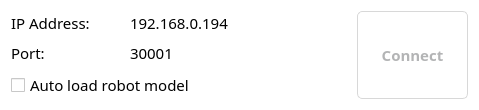
Above: src/ConnectDialog.ui from thinkexist1989/rocos-viz before the change. Below: the same form after it.
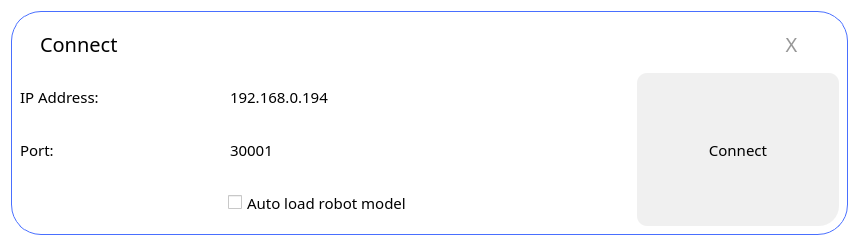
That is the form after the change.

What changed in the file:
```diff
--- a/src/ConnectDialog.ui
+++ b/src/ConnectDialog.ui
@@ -6,8 +6,8 @@
    <rect>
     <x>0</x>
     <y>0</y>
-    <width>479</width>
-    <height>107</height>
+    <width>859</width>
+    <height>246</height>
    </rect>
   </property>
   <property name="font">
@@ -26,15 +26,124 @@
 background-color: rgb(255, 255, 255);</string>
   </property>
   <layout class="QGridLayout" name="gridLayout">
-   <item row="0" column="0">
+   <item row="0" column="1">
+    <widget class="QWidget" name="widget" native="true">
+     <property name="styleSheet">
+      <string notr="true">.QWidget {
+	font: 11pt &quot;Alibaba PuHuiTi 3.0&quot;;
+   background-color: white;
+   border-radius: 30px;
+   border: 1px solid #496FFF;
+}</string>
+     </property>
+     <layout class="QGridLayout" name="gridLayout_2" rowstretch="1,1,1,1" columnstretch="2,4,2">
+      <item row="0" column="0" colspan="3">
+       <layout class="QHBoxLayout" name="horizontalLayout" stretch="3,10,1">
+        <property name="leftMargin">
+         <number>20</number>
+        </property>
+        <property name="rightMargin">
+         <number>20</number>
+        </property>
+        <item>
+         <widget class="QLabel" name="label_3">
+          <property name="font">
+           <font>
+            <family>Alibaba PuHuiTi 3.0</family>
+            <pointsize>15</pointsize>
+            <italic>false</italic>
+            <bold>false</bold>
+           </font>
+          </property>
+          <property name="styleSheet">
+           <string notr="true">QLabel {
+    	font: 15pt &quot;Alibaba PuHuiTi 3.0&quot;;
+}</string>
+          </property>
+          <property name="text">
+           <string>Connect</string>
+          </property>
+         </widget>
+        </item>
+        <item>
+         <spacer name="horizontalSpacer">
+          <property name="orientation">
+           <enum>Qt::Horizontal</enum>
+          </property>
+          <property name="sizeHint" stdset="0">
+           <size>
+            <width>40</width>
+            <height>20</height>
+           </size>
+          </property>
+         </spacer>
+        </item>
+        <item>
+         <widget class="QPushButton" name="exitButton">
+          <property name="sizePolicy">
+           <sizepolicy hsizetype="Preferred" vsizetype="Preferred">
+            <horstretch>0</horstretch>
+            <verstretch>0</verstretch>
+           </sizepolicy>
+          </property>
+          <property name="font">
+           <font>
+            <family>Alibaba PuHuiTi 3.0</family>
+            <pointsize>15</pointsize>
+            <italic>false</italic>
+            <bold>false</bold>
+           </font>
+          </property>
+          <property name="styleSheet">
+           <string notr="true">QPushButton {
+    font: 15pt &quot;Alibaba PuHuiTi 3.0&quot;;
+
+	border: 0px solid #D8D8D8;
+	border-radius: 40px;
+	color: #979797;
+}
+
+QPushButton:hover {
+	background-color: #496FFF;
+	color: white;
+}
+
+QPushButton:pressed, QPushButton:checked {
+	color: red;
+}
+</string>
+          </property>
+          <property name="text">
+           <string>X</string>
+          </property>
+         </widget>
+        </item>
+       </layout>
+      </item>
+      <item row="1" column="0">
     <widget class="QLabel" name="label">
+        <property name="sizePolicy">
+         <sizepolicy hsizetype="Preferred" vsizetype="Preferred">
+          <horstretch>0</horstretch>
+          <verstretch>0</verstretch>
+         </sizepolicy>
+        </property>
      <property name="text">
       <string>IP Address:</string>
      </property>
-    </widget>
-   </item>
-   <item row="0" column="1" colspan="2">
+        <property name="margin">
+         <number>0</number>
+        </property>
+       </widget>
+      </item>
+      <item row="1" column="1">
     <widget class="QLineEdit" name="ipAddressEdit">
+        <property name="sizePolicy">
+         <sizepolicy hsizetype="Preferred" vsizetype="Preferred">
+          <horstretch>0</horstretch>
+          <verstretch>0</verstretch>
+         </sizepolicy>
+        </property>
      <property name="styleSheet">
       <string notr="true">QLineEdit {
 	border-radius: 5px;
@@ -45,15 +154,61 @@
      </property>
     </widget>
    </item>
-   <item row="1" column="0">
+      <item row="1" column="2" rowspan="3">
+       <widget class="QPushButton" name="connectButton">
+        <property name="sizePolicy">
+         <sizepolicy hsizetype="Preferred" vsizetype="Preferred">
+          <horstretch>0</horstretch>
+          <verstretch>0</verstretch>
+         </sizepolicy>
+        </property>
+        <property name="styleSheet">
+         <string notr="true">QPushButton {
+    border-top-right-radius: 10px;
+    border-top-left-radius: 10px;
+    border-bottom-left-radius: 10px;
+    border-bottom-right-radius: 20px;
+
+	background-color: #F0F0F0;
+	border: 0px solid #D8D8D8;
+	color: #000000;
+}
+
+QPushButton:hover {
+	background-color: #496FFF;
+	color: white;
+}
+
+QPushButton:pressed, QPushButton:checked {
+	color: red;
+}</string>
+        </property>
+        <property name="text">
+         <string>Connect</string>
+        </property>
+       </widget>
+      </item>
+      <item row="2" column="0">
     <widget class="QLabel" name="label_2">
+        <property name="sizePolicy">
+         <sizepolicy hsizetype="Preferred" vsizetype="Preferred">
+          <horstretch>0</horstretch>
+          <verstretch>0</verstretch>
+         </sizepolicy>
+        </property>
      <property name="text">
       <string>Port:</string>
      </property>
     </widget>
    </item>
-   <item row="1" column="1" colspan="2">
+      <item row="2" column="1">
     <widget class="QLineEdit" name="portEdit">
+        <property name="sizePolicy">
+         <sizepolicy hsizetype="Preferred" vsizetype="Preferred">
+          <horstretch>0</horstretch>
+          <verstretch>0</verstretch>
+         </sizepolicy>
+        </property>
      <property name="styleSheet">
       <string notr="true">QLineEdit {
 	border-radius: 5px;
@@ -64,44 +219,33 @@
      </property>
     </widget>
    </item>
-   <item row="0" column="3" rowspan="3">
-    <widget class="QPushButton" name="connectButton">
-     <property name="sizePolicy">
-      <sizepolicy hsizetype="Minimum" vsizetype="Preferred">
-       <horstretch>0</horstretch>
-       <verstretch>0</verstretch>
-      </sizepolicy>
-     </property>
-     <property name="styleSheet">
-      <string notr="true">QPushButton {
-	background-color: white;
-	border: 1px solid #D8D8D8;
-	border-radius: 5px;
-	color: #B3B4B5;
-	font-weight: bold;
-}
-
-QPushButton:hover {
-	background-color: #D8D8D8;
-	color: #262626;
-}
-
-QPushButton:pressed, QPushButton:checked {
-	background-color: #DFF3FC;
-	color: #262626;
-	border: 0;
-}</string>
-     </property>
-     <property name="text">
-      <string>Connect</string>
-     </property>
-    </widget>
-   </item>
-   <item row="2" column="0" colspan="3">
+      <item row="3" column="0">
+       <spacer name="horizontalSpacer_2">
+        <property name="orientation">
+         <enum>Qt::Horizontal</enum>
+        </property>
+        <property name="sizeHint" stdset="0">
+         <size>
+          <width>200</width>
+          <height>20</height>
+         </size>
+        </property>
+       </spacer>
+      </item>
+      <item row="3" column="1">
     <widget class="QCheckBox" name="autoLoadCheck">
+        <property name="sizePolicy">
+         <sizepolicy hsizetype="Preferred" vsizetype="Preferred">
+          <horstretch>0</horstretch>
+          <verstretch>0</verstretch>
+         </sizepolicy>
+        </property>
      <property name="text">
       <string>Auto load robot model</string>
      </property>
+       </widget>
+      </item>
+     </layout>
     </widget>
    </item>
   </layout>
```
Lines whose indentation alone changed are shown as unchanged.
